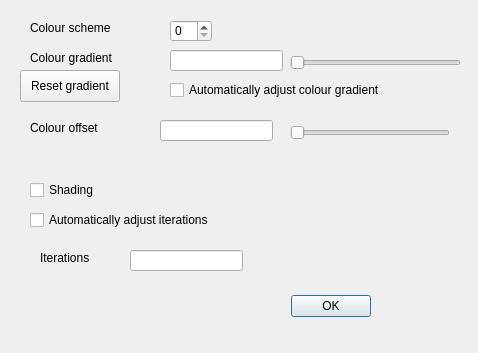
The window that src/controlpanel.ui (calum74/mandelbrot-qt) describes before a commit, drawn with Qt 5.
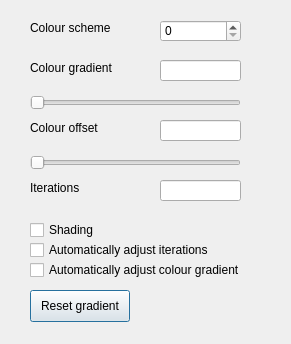
The same window after the commit.

Diff of the .ui file:
```diff
--- a/src/controlpanel.ui
+++ b/src/controlpanel.ui
@@ -6,35 +6,19 @@
    <rect>
     <x>0</x>
     <y>0</y>
-    <width>478</width>
-    <height>353</height>
+    <width>291</width>
+    <height>344</height>
    </rect>
   </property>
   <property name="windowTitle">
    <string>Colour controls</string>
   </property>
-  <widget class="QDialogButtonBox" name="buttonBox">
+  <widget class="QSpinBox" name="colourSeedSpin">
    <property name="geometry">
     <rect>
-     <x>30</x>
-     <y>290</y>
-     <width>341</width>
-     <height>32</height>
-    </rect>
-   </property>
-   <property name="orientation">
-    <enum>Qt::Orientation::Horizontal</enum>
-   </property>
-   <property name="standardButtons">
-    <set>QDialogButtonBox::StandardButton::Ok</set>
-   </property>
-  </widget>
-  <widget class="QSpinBox" name="spinBox">
-   <property name="geometry">
-    <rect>
-     <x>170</x>
+     <x>160</x>
      <y>20</y>
-     <width>42</width>
+     <width>81</width>
      <height>22</height>
     </rect>
    </property>
@@ -55,9 +39,9 @@
   <widget class="QLineEdit" name="lineEdit">
    <property name="geometry">
     <rect>
-     <x>170</x>
-     <y>50</y>
-     <width>113</width>
+     <x>160</x>
+     <y>60</y>
+     <width>81</width>
      <height>21</height>
     </rect>
    </property>
@@ -66,7 +50,7 @@
    <property name="geometry">
     <rect>
      <x>30</x>
-     <y>50</y>
+     <y>60</y>
      <width>111</width>
      <height>16</height>
     </rect>
@@ -93,7 +77,7 @@
     <rect>
      <x>160</x>
      <y>120</y>
-     <width>113</width>
+     <width>81</width>
      <height>21</height>
     </rect>
    </property>
@@ -101,9 +85,9 @@
   <widget class="QSlider" name="horizontalSlider">
    <property name="geometry">
     <rect>
-     <x>290</x>
-     <y>50</y>
-     <width>171</width>
+     <x>30</x>
+     <y>90</y>
+     <width>211</width>
      <height>25</height>
     </rect>
    </property>
@@ -114,9 +98,9 @@
   <widget class="QSlider" name="horizontalSlider_2">
    <property name="geometry">
     <rect>
-     <x>290</x>
-     <y>120</y>
-     <width>160</width>
+     <x>30</x>
+     <y>150</y>
+     <width>211</width>
      <height>25</height>
     </rect>
    </property>
@@ -128,7 +112,7 @@
    <property name="geometry">
     <rect>
      <x>30</x>
-     <y>180</y>
+     <y>220</y>
      <width>111</width>
      <height>20</height>
     </rect>
@@ -140,8 +124,8 @@
   <widget class="QCheckBox" name="checkBox_2">
    <property name="geometry">
     <rect>
-     <x>170</x>
-     <y>80</y>
+     <x>30</x>
+     <y>260</y>
      <width>281</width>
      <height>20</height>
     </rect>
@@ -153,9 +137,9 @@
   <widget class="QLineEdit" name="lineEdit_3">
    <property name="geometry">
     <rect>
-     <x>130</x>
-     <y>250</y>
-     <width>113</width>
+     <x>160</x>
+     <y>180</y>
+     <width>81</width>
      <height>21</height>
     </rect>
    </property>
@@ -163,8 +147,8 @@
   <widget class="QLabel" name="label_4">
    <property name="geometry">
     <rect>
-     <x>40</x>
-     <y>250</y>
+     <x>30</x>
+     <y>180</y>
      <width>71</width>
      <height>16</height>
     </rect>
@@ -177,7 +161,7 @@
    <property name="geometry">
     <rect>
      <x>30</x>
-     <y>210</y>
+     <y>240</y>
      <width>231</width>
      <height>20</height>
     </rect>
@@ -189,8 +173,8 @@
   <widget class="QPushButton" name="pushButton">
    <property name="geometry">
     <rect>
-     <x>20</x>
-     <y>70</y>
+     <x>30</x>
+     <y>290</y>
      <width>100</width>
      <height>32</height>
     </rect>
```
Left out of the diff: 53 changed lines with no effect on the pictures.
